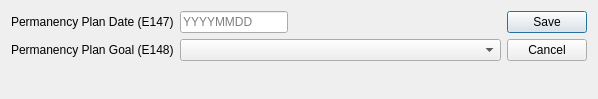
The window that ui/ui_permanency_plan.ui (zstamper/AFCARS-AXE) describes before a commit, drawn with Qt 5.
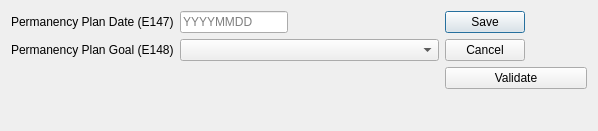
The same window after the commit.

Diff of the .ui file:
```diff
--- a/ui/ui_permanency_plan.ui
+++ b/ui/ui_permanency_plan.ui
@@ -7,7 +7,7 @@
     <x>0</x>
     <y>0</y>
     <width>598</width>
-    <height>99</height>
+    <height>131</height>
    </rect>
   </property>
   <layout class="QHBoxLayout" name="horizontalLayout">
@@ -84,6 +84,8 @@
     </layout>
    </item>
    <item>
+    <layout class="QVBoxLayout" name="verticalLayout">
+     <item>
     <widget class="QDialogButtonBox" name="form_action">
      <property name="orientation">
       <enum>Qt::Vertical</enum>
@@ -92,6 +94,31 @@
       <set>QDialogButtonBox::Cancel|QDialogButtonBox::Save</set>
      </property>
     </widget>
+     </item>
+     <item>
+      <widget class="QPushButton" name="validate_button">
+       <property name="text">
+        <string>Validate</string>
+       </property>
+      </widget>
+     </item>
+     <item>
+      <spacer name="verticalSpacer_12">
+       <property name="orientation">
+        <enum>Qt::Vertical</enum>
+       </property>
+       <property name="sizeType">
+        <enum>QSizePolicy::Maximum</enum>
+       </property>
+       <property name="sizeHint" stdset="0">
+        <size>
+         <width>20</width>
+         <height>600</height>
+        </size>
+       </property>
+      </spacer>
+     </item>
+    </layout>
    </item>
   </layout>
  </widget>
```
Lines whose indentation alone changed are shown as unchanged.
